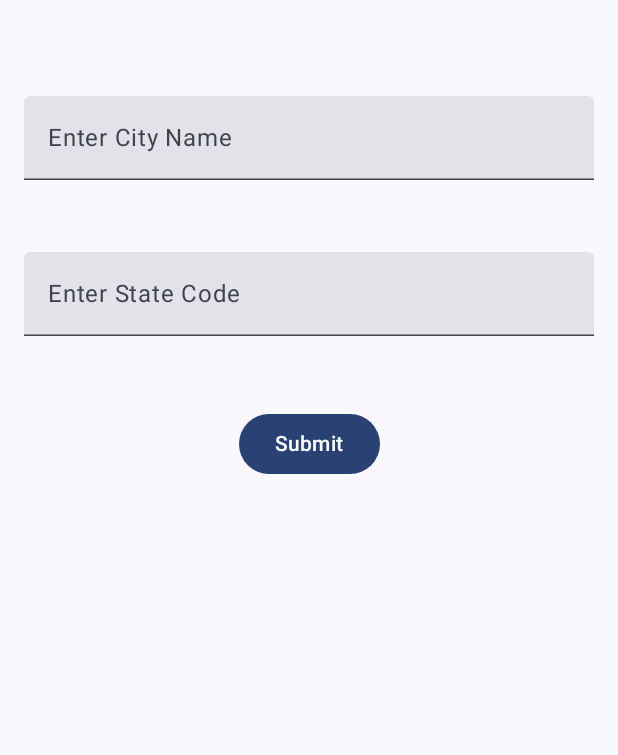
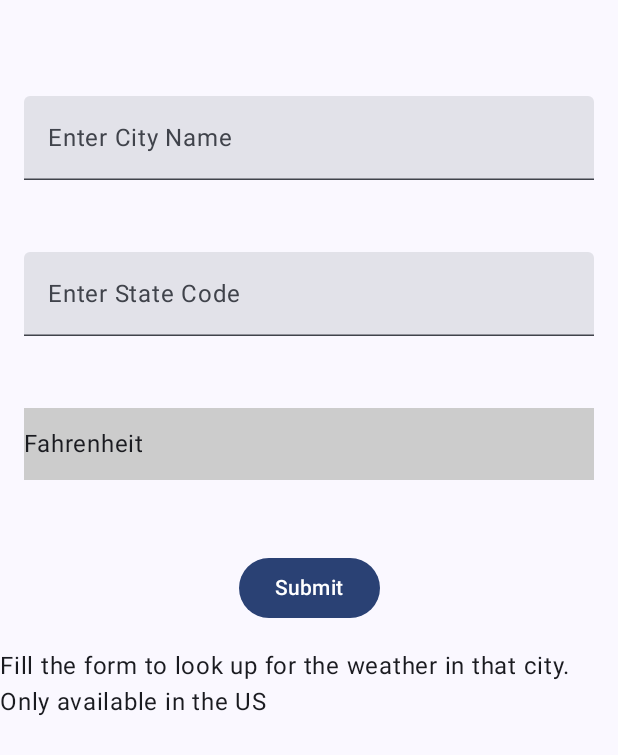
Before and after one commit to pablichjenkov/exercisejp, an Android app built with Jetpack Compose: the screen it shows after launch (MainActivity), on a phone screen of 412 x 824 dp. Shown: the top 755 px of the screen. Run offline under Robolectric (Android 15) with nearby library versions, the phone set to English and light mode, and no system bars; our stand-ins replace Dagger/Hilt's generated code.

Commit message:
- Implements GetWeather service call - Remove .idea directory from remote repo

```diff
--- a/app/src/main/java/io/github/pablichj/exercisejp/MainActivity.kt
+++ b/app/src/main/java/io/github/pablichj/exercisejp/MainActivity.kt
@@ -3,22 +3,21 @@ package io.github.pablichj.exercisejp
 import android.os.Bundle
 import androidx.activity.ComponentActivity
 import androidx.activity.compose.setContent
-import androidx.activity.viewModels
 import androidx.compose.foundation.layout.fillMaxSize
 import androidx.compose.material3.MaterialTheme
 import androidx.compose.material3.Surface
 import androidx.compose.ui.Modifier
 import androidx.hilt.navigation.compose.hiltViewModel
 import dagger.hilt.android.AndroidEntryPoint
-import io.github.pablichj.exercisejp.ui.DefaultSearchPageViewModel
 import io.github.pablichj.exercisejp.ui.SearchPage
 import io.github.pablichj.exercisejp.ui.SearchPageViewModel
+import io.github.pablichj.exercisejp.ui.SearchPageContent
 import io.github.pablichj.exercisejp.ui.theme.ExerciseJPTheme
 
 @AndroidEntryPoint
 class MainActivity : ComponentActivity() {
 
-    private val searchPageViewModel by viewModels<DefaultSearchPageViewModel>()
+    //val searchPageViewModel by viewModels<DefaultSearchPageViewModel>()
 
     override fun onCreate(savedInstanceState: Bundle?) {
         super.onCreate(savedInstanceState)
@@ -29,7 +28,7 @@ class MainActivity : ComponentActivity() {
                     modifier = Modifier.fillMaxSize(),
                     color = MaterialTheme.colorScheme.background
                 ) {
-                    //val viewModel = hiltViewModel<DefaultSearchPageViewModel>()
+                    val searchPageViewModel = hiltViewModel<SearchPageViewModel>()
                     SearchPage(viewModel = searchPageViewModel)
                 }
             }
--- a/app/src/main/java/io/github/pablichj/exercisejp/data/OpenWeatherApi.kt
+++ b/app/src/main/java/io/github/pablichj/exercisejp/data/OpenWeatherApi.kt
@@ -1,5 +1,6 @@
 package io.github.pablichj.exercisejp.data
 
+import io.github.pablichj.exercisejp.domain.CityWeatherInfo
 import retrofit2.Response
 import retrofit2.http.GET
 import retrofit2.http.Query
@@ -13,4 +14,12 @@ interface OpenWeatherApi {
         @Query("limit") limit: Int = 1
     ): Response<List<GeocodeEntry>>
 
+    //?lat={lat}&lon={lon}&appid={API key}
+    @GET("${OpenWeatherApiManager.BASE_URL}/data/2.5/weather")
+    suspend fun getWeatherV_2_5(
+        @Query("appid") apiKey: String,
+        @Query("lat") lat: String,
+        @Query("lon") lon: String,
+        @Query("units") units: String
+    ): Response<CityWeatherInfo>
 }
--- a/app/src/main/java/io/github/pablichj/exercisejp/ui/DefaultSearchPageViewModel.kt
+++ /dev/null
@@ -1,65 +0,0 @@
-package io.github.pablichj.exercisejp.ui
-
-import androidx.compose.runtime.State
-import androidx.compose.runtime.mutableStateOf
-import androidx.lifecycle.ViewModel
-import androidx.lifecycle.viewModelScope
-import dagger.hilt.android.lifecycle.HiltViewModel
-import io.github.pablichj.exercisejp.data.GeocodeEntry
-import io.github.pablichj.exercisejp.data.OpenWeatherApiManager
-import io.github.pablichj.exercisejp.domain.GeocodeCityInput
-import io.github.pablichj.exercisejp.domain.GeocodeCityOutput
-import io.github.pablichj.exercisejp.domain.GeocodeCityUseCase
-import io.github.pablichj.exercisejp.domain.UseCaseResult
-import io.github.pablichj.exercisejp.util.DispatcherProvider
-import kotlinx.coroutines.launch
-import javax.inject.Inject
-
-@HiltViewModel
-class DefaultSearchPageViewModel @Inject constructor(
-    val dispatcherProvider: DispatcherProvider,
-    val geocodeCityUseCase: GeocodeCityUseCase
-) : ViewModel(), SearchPageViewModel {
-
-    private val _searchPageState = mutableStateOf<SearchPageState>(SearchPageState.Idle)
-    override val searchPageState: State<SearchPageState>
-        get() = _searchPageState
-
-    override fun start() {
-
-    }
-
-    override fun doCityGeocodeRequest(city: String, stateCode: String, countryCode: String) {
-        viewModelScope.launch(dispatcherProvider.main) {
-            processNewGeocodeByCityRequest(
-                GeocodeCityInput(
-                    apiKey = OpenWeatherApiManager.API_KEY,
-                    city = city,
-                    stateCode = stateCode,
-                    countryCode = countryCode
-                )
-            )
-        }
-    }
-
-    private suspend fun processNewGeocodeByCityRequest(
-        geocodeCityInput: GeocodeCityInput
-    ) {
-        _searchPageState.value = SearchPageState.Loading
-
-        when (val geoCodeCityOutput = geocodeCityUseCase.execute(geocodeCityInput)) {
-            is UseCaseResult.Error -> {
-                _searchPageState.value = SearchPageState.SearchError(geoCodeCityOutput.error)
-                return
-            }
-            is UseCaseResult.Success -> {
-                processCityWeather(geoCodeCityOutput.value.geocodeEntry)
-            }
-        }
-    }
-
-    private fun processCityWeather(geocodeEntry: GeocodeEntry) {
-        _searchPageState.value = SearchPageState.SearchSuccess(geocodeEntry)
-    }
-
-}
--- a/app/src/main/java/io/github/pablichj/exercisejp/ui/SearchPage.kt
+++ b/app/src/main/java/io/github/pablichj/exercisejp/ui/SearchPage.kt
@@ -1,5 +1,8 @@
 package io.github.pablichj.exercisejp.ui
 
+import androidx.compose.foundation.background
+import androidx.compose.foundation.clickable
+import androidx.compose.foundation.layout.Box
 import androidx.compose.foundation.layout.Column
 import androidx.compose.foundation.layout.Spacer
 import androidx.compose.foundation.layout.fillMaxSize
@@ -7,8 +10,12 @@ import androidx.compose.foundation.layout.fillMaxWidth
 import androidx.compose.foundation.layout.height
 import androidx.compose.foundation.layout.padding
 import androidx.compose.foundation.layout.wrapContentHeight
+import androidx.compose.foundation.rememberScrollState
+import androidx.compose.foundation.verticalScroll
 import androidx.compose.material3.Button
 import androidx.compose.material3.CircularProgressIndicator
+import androidx.compose.material3.DropdownMenu
+import androidx.compose.material3.DropdownMenuItem
 import androidx.compose.material3.ExperimentalMaterial3Api
 import androidx.compose.material3.Text
 import androidx.compose.material3.TextField
@@ -19,23 +26,65 @@ import androidx.compose.runtime.remember
 import androidx.compose.runtime.setValue
 import androidx.compose.ui.Alignment
 import androidx.compose.ui.Modifier
+import androidx.compose.ui.graphics.Color
 import androidx.compose.ui.tooling.preview.Preview
+import androidx.compose.ui.unit.DpOffset
 import androidx.compose.ui.unit.dp
+import androidx.compose.ui.window.PopupProperties
 import io.github.pablichj.exercisejp.ui.theme.ExerciseJPTheme
 
-@OptIn(ExperimentalMaterial3Api::class)
 @Composable
 internal fun SearchPage(
     modifier: Modifier = Modifier,
     viewModel: SearchPageViewModel
 ) {
-    val pageState by viewModel.searchPageState
-    var cityName: String by remember { mutableStateOf(pageState.lastCitySearched) }
-    var stateCode: String by remember { mutableStateOf("") }
+    SearchPageContent(
+        modifier = modifier,
+        pageState = viewModel.searchPageState.value,
+        onSubmitClick = {
+            viewModel.doCityGeocodeRequest(it)
+        }
+    )
+}
+
+@Composable
+internal fun SearchPageContent(
+    modifier: Modifier = Modifier,
+    pageState: SearchPageState,
+    onSubmitClick: (CityWeatherRequest) -> Unit,
+) {
+    Column(
+        Modifier
+            .fillMaxSize()
+            .verticalScroll(rememberScrollState())) {
+        CityWeatherSearchForm(
+            modifier,
+            pageState.searchFormState,
+            onSubmitClick
+        )
+        CityWeatherView(pageState.weatherSectionState)
+    }
+}
+
+@OptIn(ExperimentalMaterial3Api::class)
+@Composable
+internal fun CityWeatherSearchForm(
+    modifier: Modifier = Modifier,
+    searchFormState: SearchFormState,
+    onSubmitClick: (CityWeatherRequest) -> Unit
+) {
+
+    var cityName: String by remember { mutableStateOf(searchFormState.citySearched) }
+    var stateCode: String by remember { mutableStateOf(searchFormState.stateSearched) }
+
+    var expanded by remember { mutableStateOf(false) }
+    val units = remember { Units.values().toList() }
+    var selectedIndex by remember { mutableStateOf(0) }
 
     Column(
-        modifier = Modifier
-            .fillMaxSize()
+        modifier = modifier
+            .fillMaxWidth()
+            .wrapContentHeight()
             .padding(16.dp)
     ) {
         Spacer(
@@ -50,7 +99,7 @@ internal fun SearchPage(
             value = cityName,
             onValueChange = {
                 cityName = it
-                pageState.lastCitySearched = it
+                searchFormState.citySearched = it
             },
             label = { Text(text = "Enter City Name") }
         )
@@ -66,6 +115,7 @@ internal fun SearchPage(
             value = stateCode,
             onValueChange = {
                 stateCode = it
+                searchFormState.stateSearched = it
             },
             label = { Text(text = "Enter State Code") }
         )
@@ -74,36 +124,107 @@ internal fun SearchPage(
                 .fillMaxWidth()
                 .height(48.dp)
         )
+        Box(
+            modifier = Modifier
+                .fillMaxWidth()
+                .height(48.dp)
+                .background(Color.LightGray)
+                .clickable {
+                    expanded = true
+                },
+            contentAlignment = Alignment.CenterStart
+        ) {
+            Text(
+                modifier = Modifier
+                    .fillMaxWidth()
+                    .wrapContentHeight(),
+                text = units[selectedIndex].name
+            )
+        }
+        DropdownMenu(
+            modifier = Modifier
+                .fillMaxWidth()
+                .background(Color.Gray)
+                .wrapContentHeight(),
+            expanded = expanded,
+            onDismissRequest = {
+                expanded = false
+            },
+            properties = PopupProperties(focusable = true),
+            offset = DpOffset(0.dp, 0.dp)
+        ) {
+            units.forEachIndexed { index, unit ->
+                DropdownMenuItem(
+                    text = {
+                        val color = if (index == selectedIndex) {
+                            Color.Green
+                        } else {
+                            Color.Black
+                        }
+                        Text(text = unit.name, color = color)
+                    },
+                    onClick = {
+                        selectedIndex = index
+                        expanded = false
+                    }
+                )
+            }
+        }
+        Spacer(
+            modifier = Modifier
+                .fillMaxWidth()
+                .height(48.dp)
+        )
         Button(
             modifier = Modifier.align(Alignment.CenterHorizontally),
-            onClick = { viewModel.doCityGeocodeRequest(cityName, stateCode, "US") }
+            onClick = {
+                onSubmitClick(
+                    CityWeatherRequest(
+                        cityName,
+                        stateCode,
+                        searchFormState.countrySearched,
+                        units = units[selectedIndex]
+                    )
+                )
+            }
         ) {
             Text(text = "Submit")
         }
-        CityWeatherView(pageState)
     }
 }
 
 @Composable
-internal fun CityWeatherView(searchPageState: SearchPageState) {
-    when (searchPageState) {
-        SearchPageState.Idle -> {}
-        SearchPageState.Loading -> {
+internal fun CityWeatherView(weatherState: WeatherSectionState) {
+    when (weatherState) {
+        WeatherSectionState.Empty -> {
+            Text(text = "Fill the form to look up for the weather in that city. Only available in the US ")
+        }
+
+        WeatherSectionState.Loading -> {
             CircularProgressIndicator()
         }
-        is SearchPageState.SearchError -> {
-            Text(text = searchPageState.error)
+
+        is WeatherSectionState.SearchError -> {
+            Text(text = weatherState.error)
         }
-        is SearchPageState.SearchSuccess -> {
-            Text(text = searchPageState.geocodeEntry.lat.toString())
+
+        is WeatherSectionState.SearchSuccess -> {
+            Column(modifier = Modifier.fillMaxSize()) {
+                Text(text = weatherState.weatherInfo.name ?: "city name empty")
+                Text(text = weatherState.weatherInfo.main?.temp.toString())
+            }
         }
     }
 }
 
 @Preview(showBackground = true)
 @Composable
-fun GreetingPreview() {
+fun ExerciseJPPreview() {
     ExerciseJPTheme {
-        SearchPage(viewModel = EmptySearchPageViewModel())
+        SearchPageContent(
+            modifier = Modifier,
+            pageState = SearchPageState(),
+            onSubmitClick = {}
+        )
     }
 }
--- a/app/src/main/java/io/github/pablichj/exercisejp/ui/SearchPageState.kt
+++ b/app/src/main/java/io/github/pablichj/exercisejp/ui/SearchPageState.kt
@@ -1,13 +1,28 @@
 package io.github.pablichj.exercisejp.ui
 
-import io.github.pablichj.exercisejp.data.GeocodeEntry
+import io.github.pablichj.exercisejp.domain.CityWeatherInfo
 
-sealed class SearchPageState {
+data class SearchPageState(
+    var searchFormState: SearchFormState = SearchFormState(),
+    var weatherSectionState: WeatherSectionState = WeatherSectionState.Empty
+)
 
-    var lastCitySearched = ""
+data class SearchFormState(
+    var citySearched: String = "",
+    var stateSearched: String = "",
+    var countrySearched: String = "US",
+    var units: Units = Units.Fahrenheit
+)
 
-    object Idle: SearchPageState()
-    object Loading: SearchPageState()
-    class SearchSuccess(val geocodeEntry: GeocodeEntry): SearchPageState()
-    class SearchError(val error: String): SearchPageState()
+sealed class WeatherSectionState {
+    object Empty : WeatherSectionState()
+    object Loading : WeatherSectionState()
+    class SearchSuccess(val weatherInfo: CityWeatherInfo) : WeatherSectionState()
+    class SearchError(val error: String) : WeatherSectionState()
 }
+
+enum class Units(val apiValue: String, val readerValue: String) {
+    Fahrenheit("imperial", "F"),
+    Celsius("metric", "C"),
+    Kelvin("standard", "K")
+}
```
Also changed, not shown: app/src/main/java/io/github/pablichj/exercisejp/domain/CityWeatherInfo.kt (added, +56 -0 lines), app/src/main/java/io/github/pablichj/exercisejp/domain/GeocodeCityUseCase.kt (+7 -3 lines), app/src/main/java/io/github/pablichj/exercisejp/domain/GetCityWeatherUseCase.kt (+32 -11 lines), app/src/main/java/io/github/pablichj/exercisejp/ui/CityWeatherRequest.kt (added, +8 -0 lines), app/src/main/java/io/github/pablichj/exercisejp/ui/EmptySearchPageViewModel.kt (deleted, +0 -21 lines), app/src/main/java/io/github/pablichj/exercisejp/ui/SearchPageViewModel.kt (+99 -3 lines), 1 other file.
